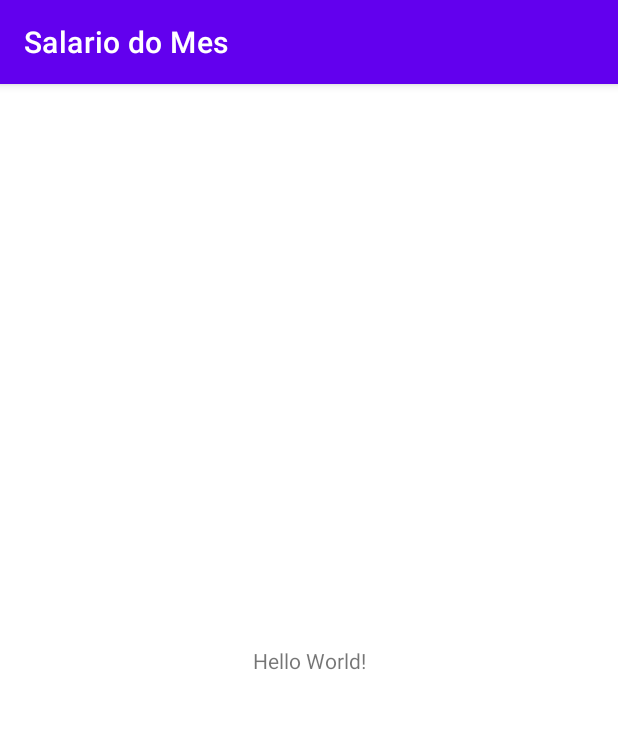
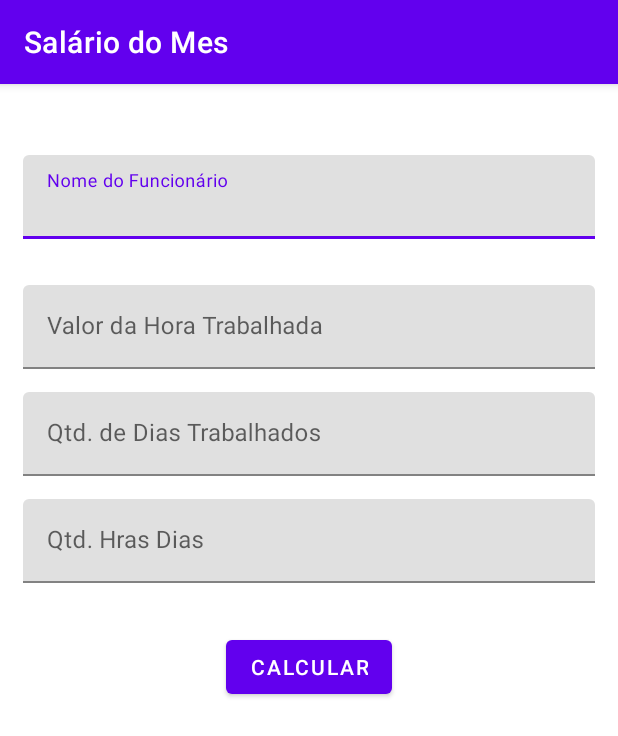
Before and after one commit to caiomachhado/salariodomes, an Android app: the screen it shows after launch (MainActivity), on a phone screen of 412 x 824 dp. Shown: the top 736 px of the screen. Run offline under Robolectric (Android 15) with nearby library versions, the phone set to English and light mode, and no system bars.

Commit message:
Fields Created

```diff
--- a/app/src/main/res/layout/activity_main.xml
+++ b/app/src/main/res/layout/activity_main.xml
@@ -6,13 +6,74 @@
     android:layout_height="match_parent"
     tools:context=".MainActivity">
 
-    <TextView
+    <com.google.android.material.textfield.TextInputLayout
+        android:id="@+id/textInputLayout"
+        android:layout_width="match_parent"
+        android:layout_height="wrap_content"
+        android:layout_marginTop="32dp"
+        app:layout_constraintTop_toTopOf="parent">
+
+        <com.google.android.material.textfield.TextInputEditText
+            android:layout_width="match_parent"
+            android:layout_height="wrap_content"
+            android:layout_margin="15dp"
+            android:hint="@string/nomeFuncionario" />
+    </com.google.android.material.textfield.TextInputLayout>
+
+    <com.google.android.material.textfield.TextInputLayout
+        android:id="@+id/textInputLayout3"
+        android:layout_width="match_parent"
+        android:layout_height="wrap_content"
+        android:layout_marginTop="16dp"
+        android:layout_margin="15dp"
+        app:layout_constraintTop_toBottomOf="@+id/textInputLayout">
+
+        <com.google.android.material.textfield.TextInputEditText
+            android:layout_width="match_parent"
+            android:layout_height="wrap_content"
+            android:hint="@string/valorHorasTrabalhadas" />
+    </com.google.android.material.textfield.TextInputLayout>
+
+
+    <com.google.android.material.textfield.TextInputLayout
+        android:id="@+id/textInputLayout4"
+        android:layout_width="match_parent"
+        android:layout_height="wrap_content"
+        android:layout_margin="15dp"
+        android:layout_marginTop="16dp"
+        app:layout_constraintTop_toBottomOf="@+id/textInputLayout3"
+        tools:layout_editor_absoluteX="15dp">
+
+        <com.google.android.material.textfield.TextInputEditText
+            android:layout_width="match_parent"
+            android:layout_height="wrap_content"
+            android:hint="@string/qtdDiasTrabalhados" />
+    </com.google.android.material.textfield.TextInputLayout>
+
+    <com.google.android.material.textfield.TextInputLayout
+        android:id="@+id/textInputLayout2"
+        android:layout_width="match_parent"
+        android:layout_height="wrap_content"
+        android:layout_marginTop="24dp"
+        android:layout_margin="15dp"
+        app:layout_constraintTop_toBottomOf="@+id/textInputLayout4">
+
+        <com.google.android.material.textfield.TextInputEditText
+            android:layout_width="match_parent"
+            android:layout_height="wrap_content"
+            android:hint="@string/qtdHorasDias" />
+    </com.google.android.material.textfield.TextInputLayout>
+
+    <Button
+        android:id="@+id/button"
         android:layout_width="wrap_content"
         android:layout_height="wrap_content"
-        android:text="Hello World!"
-        app:layout_constraintBottom_toBottomOf="parent"
-        app:layout_constraintLeft_toLeftOf="parent"
-        app:layout_constraintRight_toRightOf="parent"
-        app:layout_constraintTop_toTopOf="parent" />
+        android:layout_marginTop="32dp"
+        android:text="@string/calcular"
+        app:layout_constraintEnd_toEndOf="parent"
+        app:layout_constraintStart_toStartOf="parent"
+        app:layout_constraintTop_toBottomOf="@+id/textInputLayout2" />
+
+
 
 </androidx.constraintlayout.widget.ConstraintLayout>
--- a/app/src/main/res/values/strings.xml
+++ b/app/src/main/res/values/strings.xml
@@ -1,3 +1,9 @@
 <resources>
-    <string name="app_name">Salario do Mes</string>
+    <string name="app_name">Salário do Mes</string>
+    <string name="nomeFuncionario">Nome do Funcionário</string>
+    <string name="valorHorasTrabalhadas">Valor da Hora Trabalhada</string>
+    <string name="qtdDiasTrabalhados">Qtd. de Dias Trabalhados</string>
+    <string name="qtdHorasDias">Qtd. Hras Dias</string>
+    <string name="calcular">Calcular</string>
+
 </resources>
```
